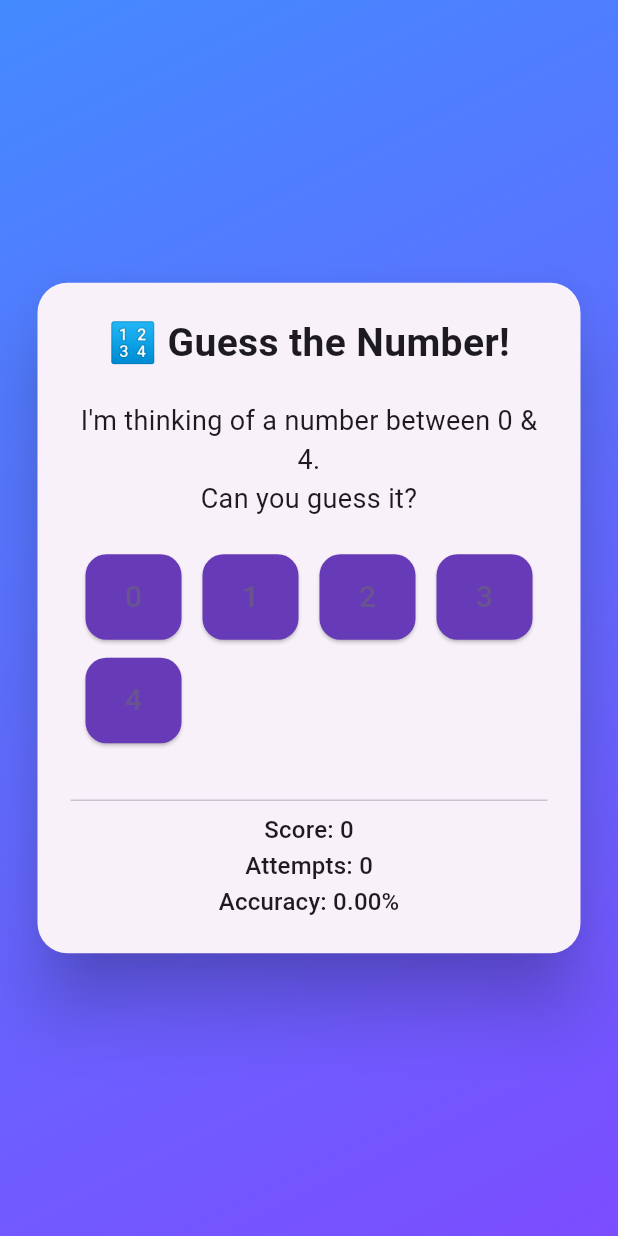
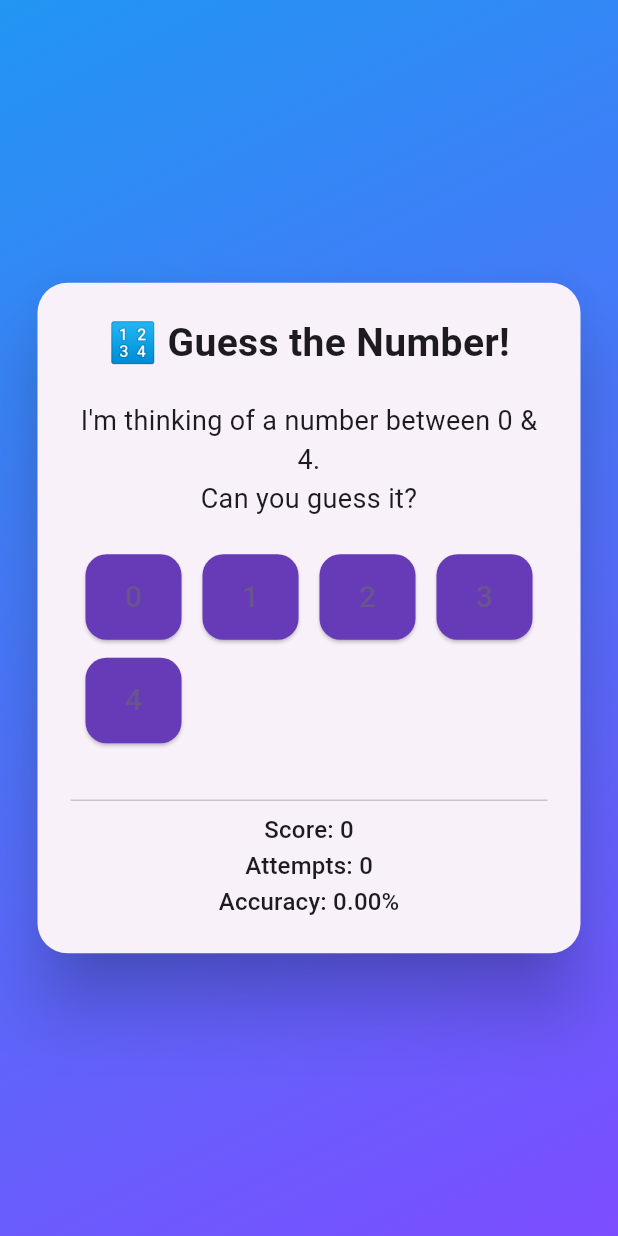
Before and after one commit to MostakAhmedShahad/online_class, a Flutter app: the MiniGame screen opened directly, on a phone screen of 412 x 824 dp. Run offline on Flutter 3.47's test engine with Material 3 defaults, Android fonts, the phone set to English and light mode, and no system bars; our stand-ins replace animated_text_kit, audioplayers, cloud_firestore, dots_indicator, firebase_auth, firebase_core and 2 more; accounts and stored records are empty.

```diff
--- a/lib/pages/mini_game/mini_game.dart
+++ b/lib/pages/mini_game/mini_game.dart
@@ -93,7 +93,7 @@ class _MiniGameState extends State<MiniGame> {
       body: Container(
         decoration: const BoxDecoration(
           gradient: LinearGradient(
-            colors: [Colors.blueAccent, Colors.deepPurpleAccent],
+            colors: [Colors.blue, Colors.deepPurpleAccent],
             begin: Alignment.topLeft,
             end: Alignment.bottomRight,
           ),
```
